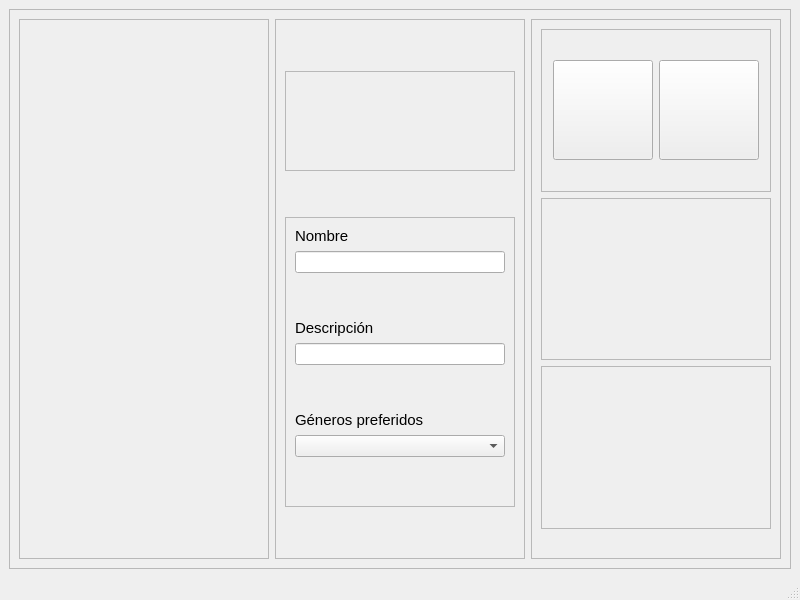
Old version of the form views/cloudy_profile.ui in the repository ximenaaloya/cloudymusic.
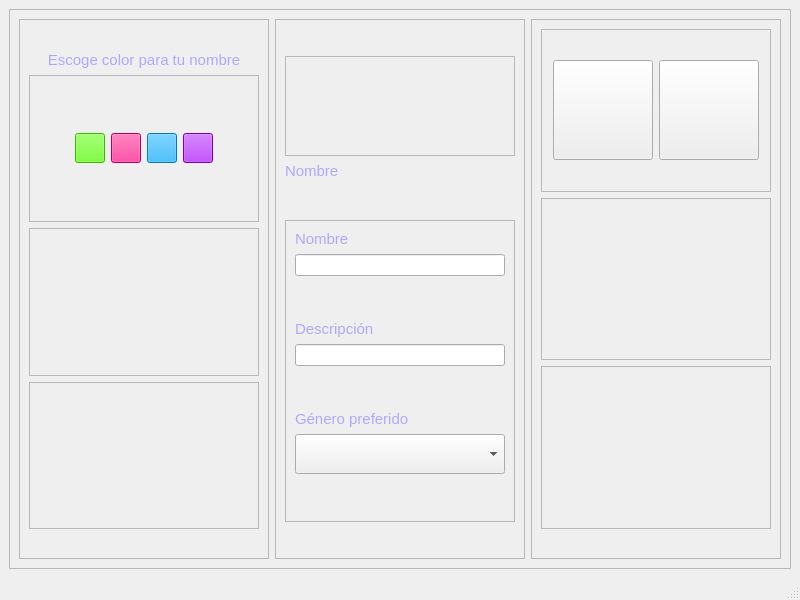
New version of the form. Icons and pictures are not drawn.

Patch:
```diff
--- a/views/cloudy_profile.ui
+++ b/views/cloudy_profile.ui
@@ -13,6 +13,22 @@
   <property name="windowTitle">
    <string>MainWindow</string>
   </property>
+  <property name="styleSheet">
+   <string notr="true">.fondo{
+background-color:rgb(3, 2, 7);
+}
+
+.btnFondo{
+background-color: rgb(40, 27, 92);
+}
+.line{
+border-radius:15px;
+height:40px;
+}</string>
+  </property>
+  <property name="class" stdset="0">
+   <string>fondo</string>
+  </property>
   <widget class="QWidget" name="centralwidget">
    <layout class="QHBoxLayout" name="horizontalLayout">
     <item>
@@ -37,6 +53,136 @@
            <layout class="QVBoxLayout" name="verticalLayout_2">
             <item>
              <layout class="QVBoxLayout" name="verticalLayout">
+              <item>
+               <widget class="QLabel" name="label">
+                <property name="maximumSize">
+                 <size>
+                  <width>16777215</width>
+                  <height>40</height>
+                 </size>
+                </property>
+                <property name="font">
+                 <font>
+                  <pointsize>11</pointsize>
+                 </font>
+                </property>
+                <property name="styleSheet">
+                 <string notr="true">color:rgb(175, 167, 255);</string>
+                </property>
+                <property name="text">
+                 <string>Escoge color para tu nombre</string>
+                </property>
+                <property name="alignment">
+                 <set>Qt::AlignBottom|Qt::AlignHCenter</set>
+                </property>
+               </widget>
+              </item>
+              <item>
+               <widget class="QFrame" name="frame_12">
+                <property name="frameShape">
+                 <enum>QFrame::StyledPanel</enum>
+                </property>
+                <property name="frameShadow">
+                 <enum>QFrame::Raised</enum>
+                </property>
+                <layout class="QHBoxLayout" name="horizontalLayout_9">
+                 <item>
+                  <layout class="QHBoxLayout" name="horizontalLayout_8">
+                   <item>
+                    <widget class="QPushButton" name="btn_v">
+                     <property name="sizePolicy">
+                      <sizepolicy hsizetype="Fixed" vsizetype="Fixed">
+                       <horstretch>0</horstretch>
+                       <verstretch>0</verstretch>
+                      </sizepolicy>
+                     </property>
+                     <property name="maximumSize">
+                      <size>
+                       <width>30</width>
+                       <height>30</height>
+                      </size>
+                     </property>
+                     <property name="styleSheet">
+                      <string notr="true">background-color: rgb(85, 255, 0);</string>
+                     </property>
+                     <property name="text">
+                      <string/>
+                     </property>
+                    </widget>
+                   </item>
+                   <item>
+                    <widget class="QPushButton" name="btn_r">
+                     <property name="maximumSize">
+                      <size>
+                       <width>30</width>
+                       <height>30</height>
+                      </size>
+                     </property>
+                     <property name="styleSheet">
+                      <string notr="true">background-color: rgb(255, 0, 127);</string>
+                     </property>
+                     <property name="text">
+                      <string/>
+                     </property>
+                    </widget>
+                   </item>
+                   <item>
+                    <widget class="QPushButton" name="btn_a">
+                     <property name="maximumSize">
+                      <size>
+                       <width>30</width>
+                       <height>30</height>
+                      </size>
+                     </property>
+                     <property name="styleSheet">
+                      <string notr="true">background-color: rgb(0, 170, 255);</string>
+                     </property>
+                     <property name="text">
+                      <string/>
+                     </property>
+                    </widget>
+                   </item>
+                   <item>
+                    <widget class="QPushButton" name="btn_mo">
+                     <property name="maximumSize">
+                      <size>
+                       <width>30</width>
+                       <height>30</height>
+                      </size>
+                     </property>
+                     <property name="styleSheet">
+                      <string notr="true">background-color: rgb(170, 0, 255);</string>
+                     </property>
+                     <property name="text">
+                      <string/>
+                     </property>
+                    </widget>
+                   </item>
+                  </layout>
+                 </item>
+                </layout>
+               </widget>
+              </item>
+              <item>
+               <widget class="QFrame" name="frame_11">
+                <property name="frameShape">
+                 <enum>QFrame::StyledPanel</enum>
+                </property>
+                <property name="frameShadow">
+                 <enum>QFrame::Raised</enum>
+                </property>
+               </widget>
+              </item>
+              <item>
+               <widget class="QFrame" name="frame_10">
+                <property name="frameShape">
+                 <enum>QFrame::StyledPanel</enum>
+                </property>
+                <property name="frameShadow">
+                 <enum>QFrame::Raised</enum>
+                </property>
+               </widget>
+              </item>
               <item>
                <spacer name="horizontalSpacer_4">
                 <property name="orientation">
@@ -57,6 +203,12 @@
          </item>
          <item>
           <widget class="QFrame" name="frame_3">
+           <property name="sizePolicy">
+            <sizepolicy hsizetype="Expanding" vsizetype="Preferred">
+             <horstretch>0</horstretch>
+             <verstretch>0</verstretch>
+            </sizepolicy>
+           </property>
            <property name="frameShape">
             <enum>QFrame::StyledPanel</enum>
            </property>
@@ -116,7 +268,7 @@
                     </spacer>
                    </item>
                    <item>
-                    <widget class="QLabel" name="label">
+                    <widget class="QLabel" name="lbl_pic">
                      <property name="sizePolicy">
                       <sizepolicy hsizetype="Fixed" vsizetype="Fixed">
                        <horstretch>0</horstretch>
@@ -164,6 +316,21 @@
                 </layout>
                </widget>
               </item>
+              <item>
+               <widget class="QLabel" name="lbl_name">
+                <property name="font">
+                 <font>
+                  <pointsize>11</pointsize>
+                 </font>
+                </property>
+                <property name="styleSheet">
+                 <string notr="true">color:rgb(175, 167, 255);</string>
+                </property>
+                <property name="text">
+                 <string>Nombre</string>
+                </property>
+               </widget>
+              </item>
               <item>
                <spacer name="verticalSpacer_4">
                 <property name="orientation">
@@ -207,13 +374,26 @@
                        <pointsize>11</pointsize>
                       </font>
                      </property>
+                     <property name="styleSheet">
+                      <string notr="true">color:rgb(175, 167, 255);</string>
+                     </property>
                      <property name="text">
                       <string>Nombre</string>
                      </property>
                     </widget>
                    </item>
                    <item>
-                    <widget class="QLineEdit" name="lineEdit_2"/>
+                    <widget class="QLineEdit" name="txt_name">
+                     <property name="maximumSize">
+                      <size>
+                       <width>16777215</width>
+                       <height>16777215</height>
+                      </size>
+                     </property>
+                     <property name="class" stdset="0">
+                      <string>line</string>
+                     </property>
+                    </widget>
                    </item>
                    <item>
                     <spacer name="verticalSpacer_5">
@@ -241,13 +421,26 @@
                        <pointsize>11</pointsize>
                       </font>
                      </property>
+                     <property name="styleSheet">
+                      <string notr="true">color:rgb(175, 167, 255);</string>
+                     </property>
                      <property name="text">
                       <string>Descripción</string>
                      </property>
                     </widget>
                    </item>
                    <item>
-                    <widget class="QLineEdit" name="lineEdit"/>
+                    <widget class="QLineEdit" name="txt_desc">
+                     <property name="maximumSize">
+                      <size>
+                       <width>16777215</width>
+                       <height>16777215</height>
+                      </size>
+                     </property>
+                     <property name="class" stdset="0">
+                      <string>line</string>
+                     </property>
+                    </widget>
                    </item>
                    <item>
                     <spacer name="verticalSpacer_6">
@@ -275,13 +468,32 @@
                        <pointsize>11</pointsize>
                       </font>
                      </property>
+                     <property name="styleSheet">
+                      <string notr="true">color:rgb(175, 167, 255);</string>
+                     </property>
                      <property name="text">
-                      <string>Géneros preferidos</string>
+                      <string>Género preferido</string>
                      </property>
                     </widget>
                    </item>
                    <item>
-                    <widget class="QComboBox" name="comboBox"/>
+                    <widget class="QComboBox" name="cmb_gen">
+                     <property name="minimumSize">
+                      <size>
+                       <width>0</width>
+                       <height>40</height>
+                      </size>
+                     </property>
+                     <property name="maximumSize">
+                      <size>
+                       <width>16777215</width>
+                       <height>40</height>
+                      </size>
+                     </property>
+                     <property name="class" stdset="0">
+                      <string/>
+                     </property>
+                    </widget>
                    </item>
                    <item>
                     <spacer name="verticalSpacer">
```
Left out of the diff: 30 changed lines with no effect on the pictures.
